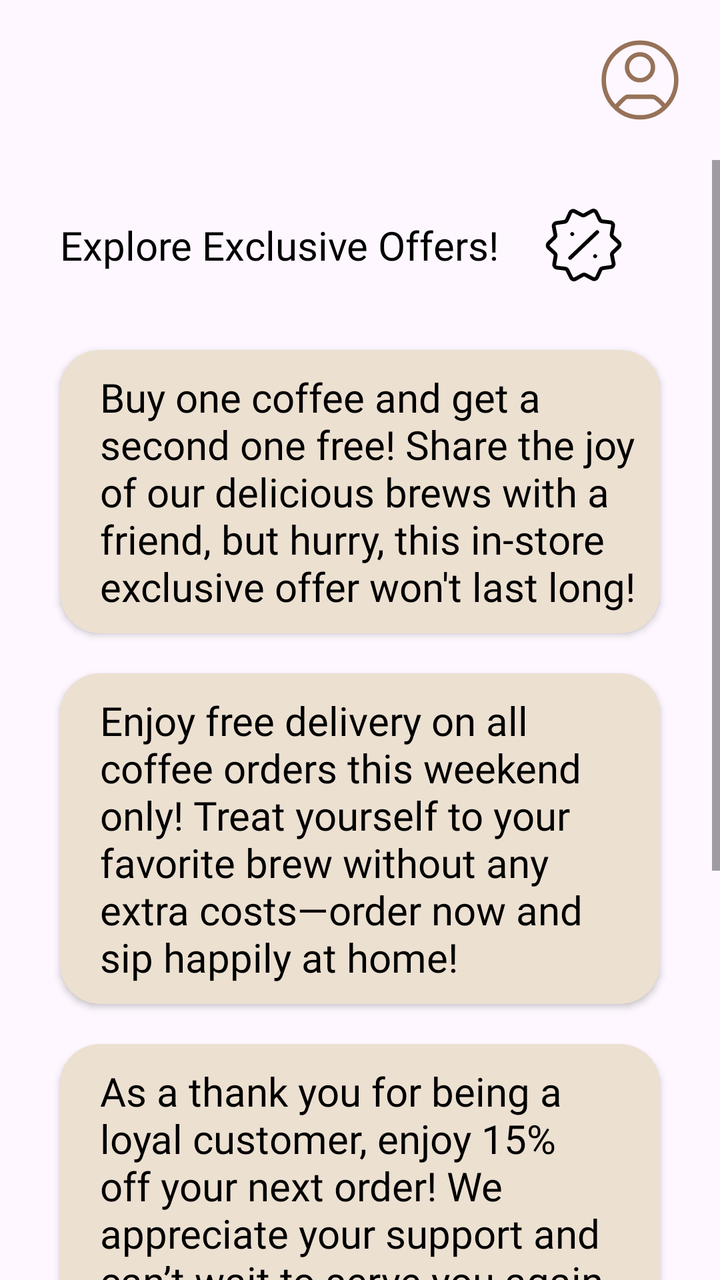
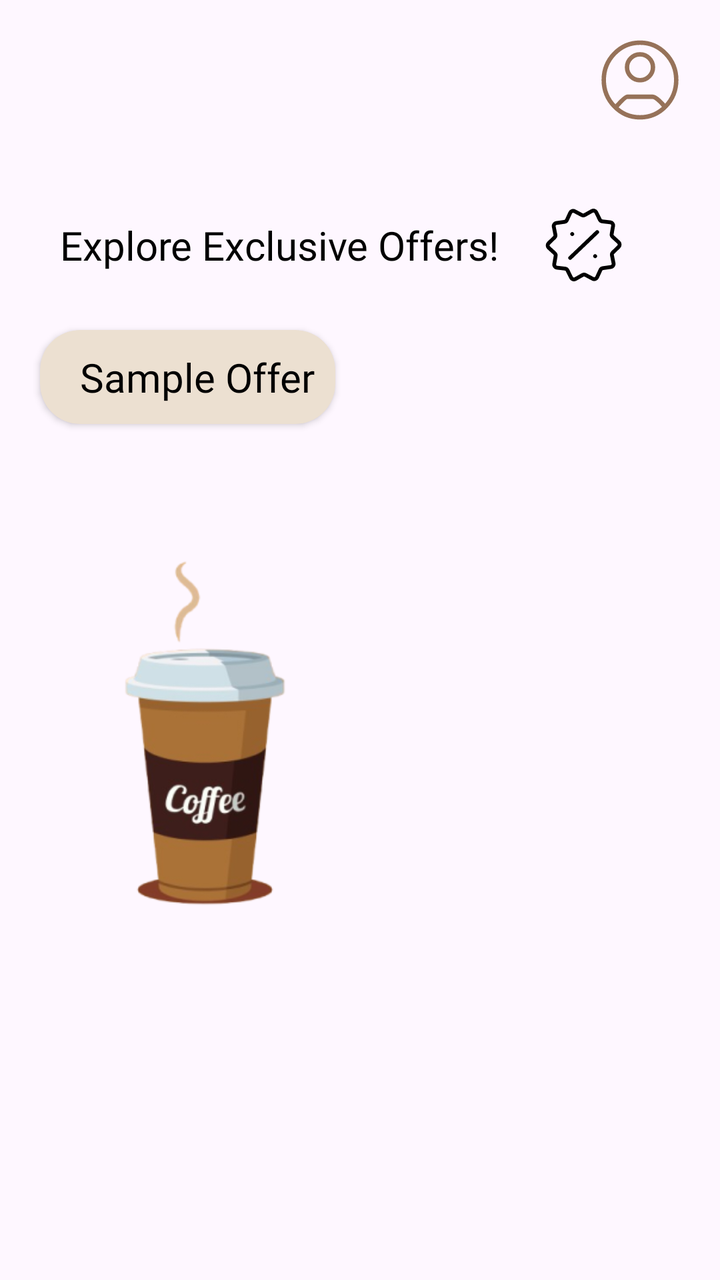

Compare the two renders of this Android layout. The source of the first and the diff that turns it into the second are given below.
<!-- AndroidManifest.xml: application theme Theme.Coffeeshop -->
<!-- res/layout/fragment_special_offers.xml -->
<?xml version="1.0" encoding="utf-8"?>
<RelativeLayout
    xmlns:android="http://schemas.android.com/apk/res/android"
    xmlns:tools="http://schemas.android.com/tools"
    xmlns:app="http://schemas.android.com/apk/res-auto"
    android:orientation="vertical"
    android:layout_width="match_parent"
    android:layout_height="match_parent"
    tools:context=".User.MainFragments.SpecialOffersFragment">

    <ImageView
        android:id="@+id/userProfile"
        android:layout_width="40dp"
        android:layout_height="40dp"
        android:layout_alignParentTop="true"
        android:layout_alignParentEnd="true"
        android:layout_margin="20dp"
        android:contentDescription="@string/profileIcon"
        android:src="@drawable/user_profile_circle" />


    <ScrollView
        android:id="@+id/scrollView"
        android:layout_below="@id/userProfile"
        android:layout_width="match_parent"
        android:layout_height="match_parent">

        <LinearLayout
            android:orientation="vertical"
            android:layout_width="match_parent"
            android:layout_height="wrap_content">

            <LinearLayout
                android:gravity="center"
                android:layout_marginTop="20dp"
                android:layout_marginStart="20dp"
                android:layout_width="wrap_content"
                android:layout_height="wrap_content">

                <TextView
                    android:layout_marginStart="10dp"
                    android:fontFamily="@font/roboto"
                    android:textSize="20sp"
                    android:layout_width="wrap_content"
                    android:layout_height="wrap_content"
                    android:text="@string/explore_exclusive_offers"/>

                <ImageView
                    android:layout_marginStart="20dp"
                    android:layout_marginEnd="10dp"
                    android:layout_width="45dp"
                    android:layout_height="45dp"
                    android:src="@drawable/discount_star_03"/>


            </LinearLayout>

            <LinearLayout
                android:orientation="vertical"
                android:gravity="center"
                android:layout_width="match_parent"
                android:layout_height="wrap_content"
                android:padding="20dp"
                android:clipToPadding="false">

                <androidx.cardview.widget.CardView
                    android:layout_margin="10dp"
                    android:backgroundTint="@color/colorSecondary"
                    app:cardCornerRadius="20dp"
                    android:layout_width="wrap_content"
                    android:layout_height="wrap_content">

                    <TextView
                        android:padding="10dp"
                        android:layout_marginStart="10dp"
                        android:fontFamily="@font/roboto"
                        android:textSize="20sp"
                        android:layout_width="wrap_content"
                        android:layout_height="wrap_content"
                        android:text="Buy one coffee and get a second one free! Share the joy of our delicious brews with a friend, but hurry, this in-store exclusive offer won't last long!"/>



                </androidx.cardview.widget.CardView>

                <androidx.cardview.widget.CardView
                    android:layout_margin="10dp"
                    android:backgroundTint="@color/colorSecondary"
                    app:cardCornerRadius="20dp"
                    android:layout_width="wrap_content"
                    android:layout_height="wrap_content">

                    <TextView
                        android:padding="10dp"
                        android:layout_marginStart="10dp"
                        android:fontFamily="@font/roboto"
                        android:textSize="20sp"
                        android:layout_width="wrap_content"
                        android:layout_height="wrap_content"
                        android:text="Enjoy free delivery on all coffee orders this weekend only! Treat yourself to your favorite brew without any extra costs—order now and sip happily at home!"/>



                </androidx.cardview.widget.CardView>

                <androidx.cardview.widget.CardView
                    android:layout_margin="10dp"
                    android:backgroundTint="@color/colorSecondary"
                    app:cardCornerRadius="20dp"
                    android:layout_width="wrap_content"
                    android:layout_height="wrap_content">

                    <TextView
                        android:padding="10dp"
                        android:layout_marginStart="10dp"
                        android:fontFamily="@font/roboto"
                        android:textSize="20sp"
                        android:layout_width="wrap_content"
                        android:layout_height="wrap_content"
                        android:text="As a thank you for being a loyal customer, enjoy 15% off your next order! We appreciate your support and can’t wait to serve you again"/>



                </androidx.cardview.widget.CardView>


            </LinearLayout>

            <ImageView
                android:layout_width="205dp"
                android:layout_height="269dp"
                android:src="@drawable/tallcofeecup" />


        </LinearLayout>


    </ScrollView>








</RelativeLayout>
<!-- resources referenced by this layout -->
<resources>
  <color name="colorSecondary">#ECE0D1</color>
  <!-- drawable discount_star_03 (drawable) -->
  <vector xmlns:android="http://schemas.android.com/apk/res/android"
      android:width="47dp"
      android:height="45dp"
      android:viewportWidth="47"
      android:viewportHeight="45">
    <path
        android:pathData="M16.451,29.25L30.551,15.75M17.535,16.78L17.508,16.753M29.502,28.355L29.474,28.329M22.519,6.822L18.751,4.824C17.923,4.386 16.896,4.733 16.506,5.584L14.73,9.458C14.499,9.962 14.027,10.314 13.477,10.391L9.253,10.988C8.325,11.118 7.698,12.002 7.884,12.92L8.728,17.096C8.837,17.639 8.662,18.201 8.263,18.586L5.196,21.548C4.523,22.199 4.537,23.281 5.227,23.914L8.367,26.798C8.776,27.173 8.965,27.73 8.869,28.276L8.132,32.472C7.97,33.394 8.618,34.262 9.549,34.369L13.787,34.858C14.339,34.922 14.82,35.262 15.064,35.76L16.937,39.587C17.349,40.428 18.384,40.75 19.201,40.29L22.917,38.198C23.401,37.926 23.99,37.918 24.481,38.179L28.249,40.176C29.077,40.614 30.104,40.267 30.494,39.416L32.27,35.542C32.501,35.038 32.973,34.686 33.523,34.609L37.748,34.012C38.675,33.882 39.302,32.998 39.116,32.08L38.272,27.904C38.163,27.361 38.338,26.799 38.737,26.414L41.804,23.452C42.477,22.801 42.463,21.719 41.773,21.086L38.632,18.202C38.224,17.827 38.035,17.27 38.131,16.724L38.868,12.528C39.03,11.606 38.382,10.738 37.451,10.631L33.213,10.142C32.661,10.078 32.18,9.738 31.936,9.24L30.063,5.413C29.651,4.572 28.616,4.25 27.799,4.71L24.083,6.802C23.599,7.074 23.01,7.081 22.519,6.822Z"
        android:strokeWidth="2"
        android:fillColor="#00000000"
        android:strokeColor="#000000"
        android:strokeLineCap="round"/>
  </vector>
  <!-- drawable tallcofeecup: png bitmap (drawable-nodpi, 33337 bytes) -->
  <!-- drawable user_profile_circle (drawable) -->
  <vector xmlns:android="http://schemas.android.com/apk/res/android"
      android:width="35dp"
      android:height="36dp"
      android:viewportWidth="35"
      android:viewportHeight="36">
    <path
        android:pathData="M6.225,30.6C7.013,29.696 10.703,25.537 11.784,25.537H23.217C24.784,25.537 27.982,28.985 28.775,30.2M33.9,18C33.9,27.278 26.558,34.8 17.5,34.8C8.443,34.8 1.1,27.278 1.1,18C1.1,8.722 8.443,1.2 17.5,1.2C26.558,1.2 33.9,8.722 33.9,18ZM23.375,12.274C23.375,9.069 20.733,6.45 17.5,6.45C14.268,6.45 11.626,9.069 11.626,12.274C11.626,15.479 14.268,18.098 17.5,18.098C20.733,18.098 23.375,15.479 23.375,12.274Z"
        android:strokeWidth="2"
        android:fillColor="#00000000"
        android:strokeColor="@color/colorPrimary"/>
  </vector>
  <string name="explore_exclusive_offers">Explore Exclusive Offers!</string>
  <string name="profileIcon">ProfileIcon</string>
  <style name="Theme.Coffeeshop" parent="Base.Theme.Coffeeshop">
          
          <item name="android:navigationBarColor">@android:color/transparent</item>
          <item name="android:statusBarColor">@android:color/transparent</item>
          <item name="android:windowLightStatusBar">?attr/isLightTheme</item>
      </style>
  <color name="colorPrimary">#967259</color>
  <style name="Base.Theme.Coffeeshop" parent="Theme.Material3.DayNight.NoActionBar">
          
          
          <item name="colorPrimary">@color/colorPrimary</item>
          <item name="colorSecondary">@color/colorSecondary</item>
          <item name="android:textColor">@color/black</item>
          <item name="materialButtonStyle">@style/CustomButtonStyle</item>
      </style>
  <color name="black">#FF000000</color>
  <style name="CustomButtonStyle" parent="Widget.Material3.Button">
          <item name="android:textColor">@color/white</item>
          <item name="android:backgroundTint">@color/colorPrimary</item>
      </style>
  <color name="white">#FFFFFFFF</color>
</resources>

<!-- the commit's change to res/layout/fragment_special_offers.xml (unified diff, before → after) -->
@@ -55,16 +55,16 @@
 
             </LinearLayout>
 
+
             <LinearLayout
-                android:orientation="vertical"
-                android:gravity="center"
+                android:id="@+id/promoContainer"
                 android:layout_width="match_parent"
                 android:layout_height="wrap_content"
-                android:padding="20dp"
-                android:clipToPadding="false">
+                android:orientation="vertical">
 
                 <androidx.cardview.widget.CardView
-                    android:layout_margin="10dp"
+                    android:id="@+id/item_promo_card"
+                    android:layout_margin="20dp"
                     android:backgroundTint="@color/colorSecondary"
                     app:cardCornerRadius="20dp"
                     android:layout_width="wrap_content"
@@ -77,47 +77,7 @@
                         android:textSize="20sp"
                         android:layout_width="wrap_content"
                         android:layout_height="wrap_content"
-                        android:text="Buy one coffee and get a second one free! Share the joy of our delicious brews with a friend, but hurry, this in-store exclusive offer won't last long!"/>
-
-
-
-                </androidx.cardview.widget.CardView>
-
-                <androidx.cardview.widget.CardView
-                    android:layout_margin="10dp"
-                    android:backgroundTint="@color/colorSecondary"
-                    app:cardCornerRadius="20dp"
-                    android:layout_width="wrap_content"
-                    android:layout_height="wrap_content">
-
-                    <TextView
-                        android:padding="10dp"
-                        android:layout_marginStart="10dp"
-                        android:fontFamily="@font/roboto"
-                        android:textSize="20sp"
-                        android:layout_width="wrap_content"
-                        android:layout_height="wrap_content"
-                        android:text="Enjoy free delivery on all coffee orders this weekend only! Treat yourself to your favorite brew without any extra costs—order now and sip happily at home!"/>
-
-
-
-                </androidx.cardview.widget.CardView>
-
-                <androidx.cardview.widget.CardView
-                    android:layout_margin="10dp"
-                    android:backgroundTint="@color/colorSecondary"
-                    app:cardCornerRadius="20dp"
-                    android:layout_width="wrap_content"
-                    android:layout_height="wrap_content">
-
-                    <TextView
-                        android:padding="10dp"
-                        android:layout_marginStart="10dp"
-                        android:fontFamily="@font/roboto"
-                        android:textSize="20sp"
-                        android:layout_width="wrap_content"
-                        android:layout_height="wrap_content"
-                        android:text="As a thank you for being a loyal customer, enjoy 15% off your next order! We appreciate your support and can’t wait to serve you again"/>
+                        android:text="Sample Offer"/>
 
 
 
